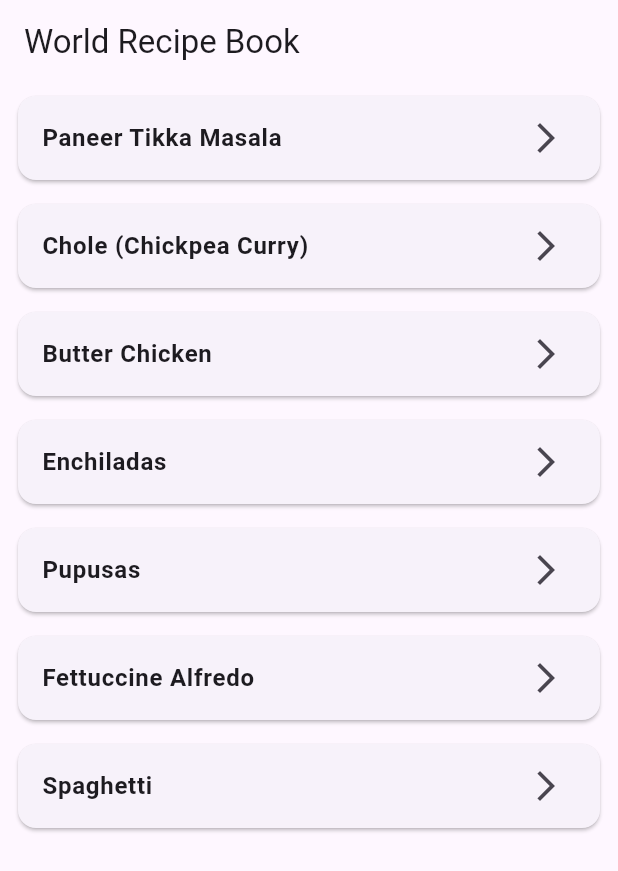
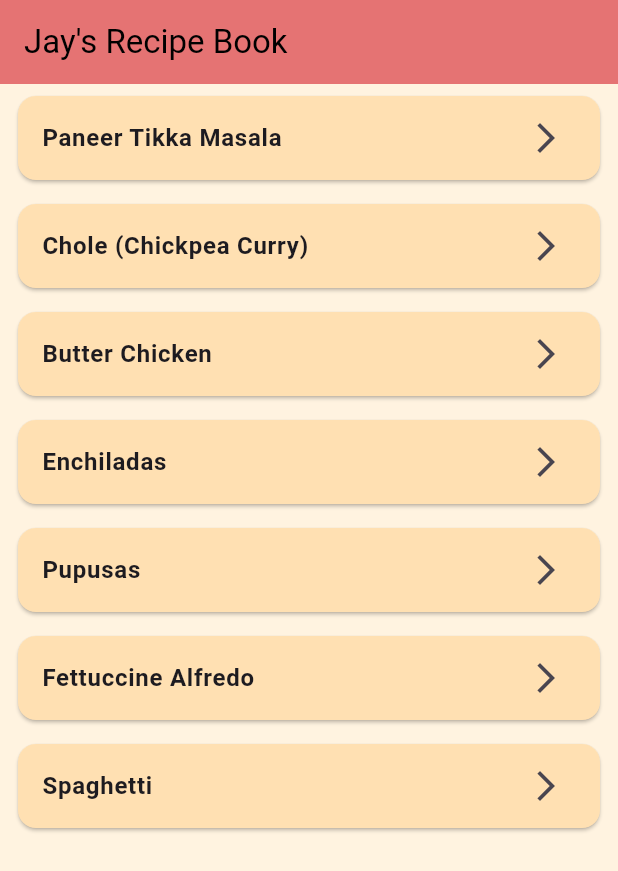
Before and after one commit to JJPatel03/cw2, a Flutter app: the screen it shows after launch, on a phone screen of 412 x 824 dp. Shown: the top 871 px of the screen. Run offline on Flutter 3.47's test engine with Material 3 defaults, Android fonts, the phone set to English and light mode, and no system bars.

```diff
--- a/lib/home_screen.dart
+++ b/lib/home_screen.dart
@@ -129,12 +129,14 @@ class HomeScreen extends StatelessWidget {
   @override
   Widget build(BuildContext context) {
     return Scaffold(
-      appBar: AppBar(title: Text('World Recipe Book')),
+      backgroundColor: Colors.orange[50],
+      appBar: AppBar(title: Text('Jay\'s Recipe Book')),
       body: ListView.builder(
         itemCount: recipes.length,
         itemBuilder: (context, index) {
           final recipe = recipes[index];
           return Card(
+            color: Colors.orange[100],
             margin: EdgeInsets.symmetric(horizontal: 12, vertical: 8),
             child: ListTile(
               title: Text(recipe['name'],
--- a/lib/main.dart
+++ b/lib/main.dart
@@ -10,9 +10,12 @@ class RecipeApp extends StatelessWidget {
   @override
   Widget build(BuildContext context) {
     return MaterialApp(
-      title: 'World Recipe Book',
+      title: 'Jay\'s Recipe Book',
       theme: ThemeData(
-        primarySwatch: Colors.deepOrange,
+        appBarTheme: AppBarTheme(
+          backgroundColor: Colors.red[300],
+          foregroundColor: Colors.black,
+        ),
       ),
       home: HomeScreen(),
       routes: {
```
Also changed, not shown: lib/details_screen.dart (added, +50 -0 lines).
